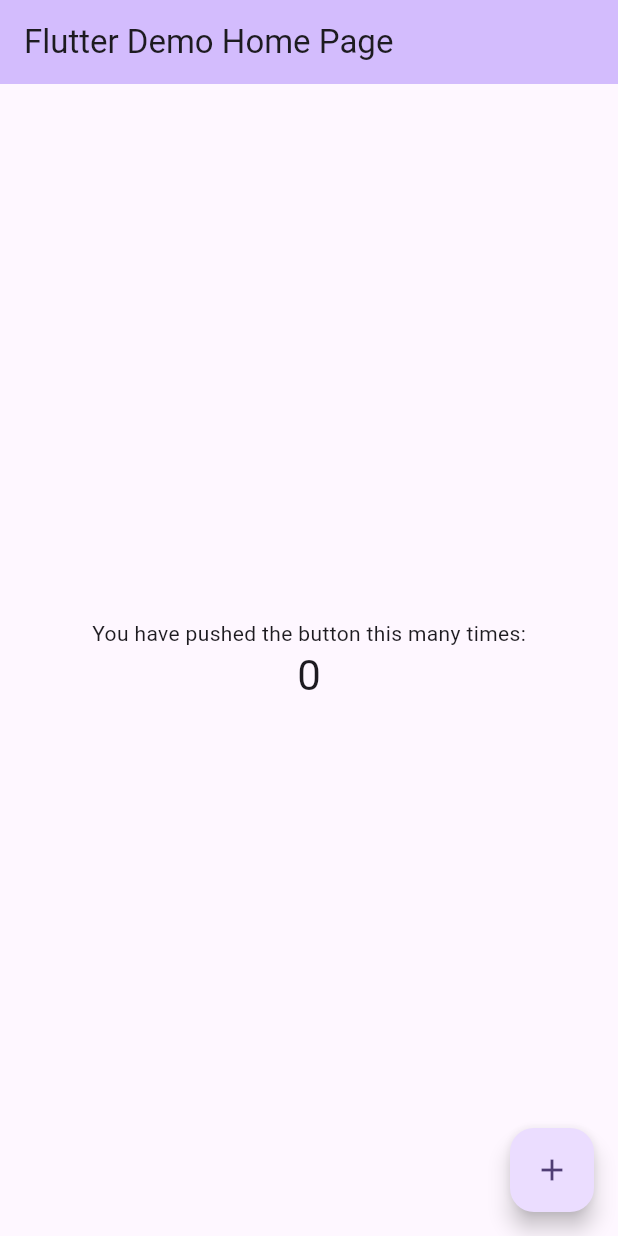
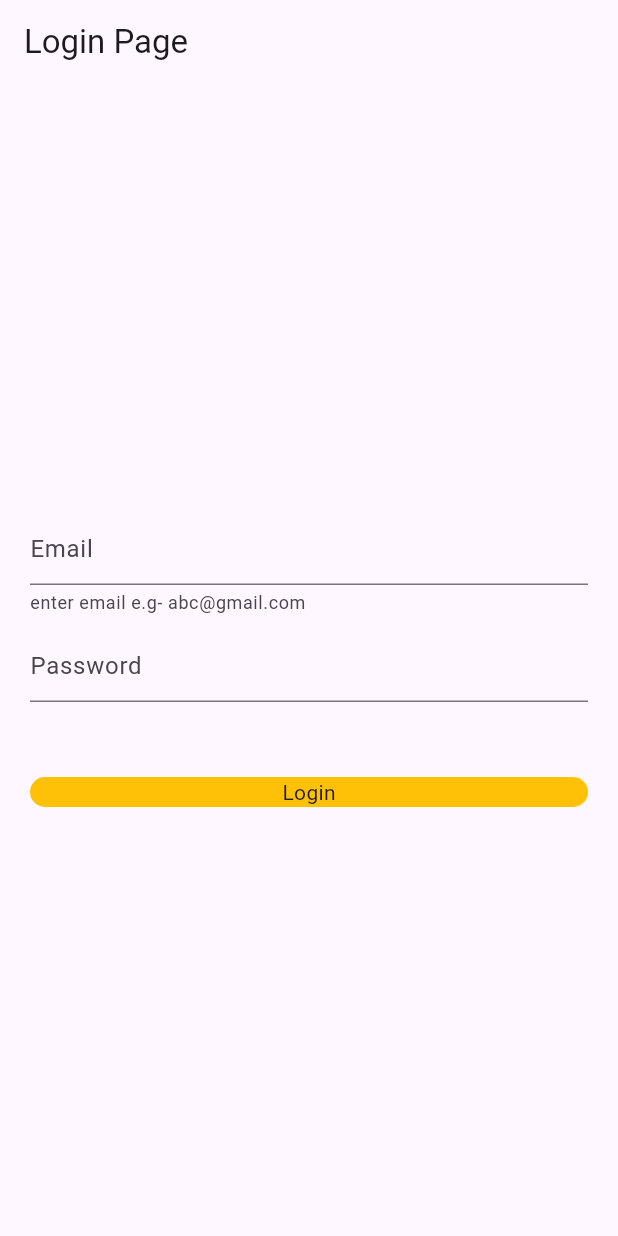
Before and after one commit to vishalsinghihs/pgrkam, a Flutter app: the screen it shows after launch, on a phone screen of 412 x 824 dp. Run offline on Flutter 3.47's test engine with Material 3 defaults, Android fonts, the phone set to English and light mode, and no system bars; our stand-ins replace firebase_core; accounts and stored records are empty.

Commit message:
login screen update

```diff
--- a/lib/main.dart
+++ b/lib/main.dart
@@ -1,6 +1,10 @@
 import 'package:flutter/material.dart';
+import 'package:pgrkam/screens/splash_screen.dart';
+import 'package:firebase_core/firebase_core.dart';
 
-void main() {
+void main() async {
+  WidgetsFlutterBinding.ensureInitialized();
+  await Firebase.initializeApp();
   runApp(const MyApp());
 }
 
@@ -12,114 +16,8 @@
   Widget build(BuildContext context) {
     return MaterialApp(
       title: 'Flutter Demo',
-      theme: ThemeData(
-        // This is the theme of your application.
-        //
-        // TRY THIS: Try running your application with "flutter run". You'll see
-        // the application has a purple toolbar. Then, without quitting the app,
-        // try changing the seedColor in the colorScheme below to Colors.green
-        // and then invoke "hot reload" (save your changes or press the "hot
-        // reload" button in a Flutter-supported IDE, or press "r" if you used
-        // the command line to start the app).
-        //
-        // Notice that the counter didn't reset back to zero; the application
-        // state is not lost during the reload. To reset the state, use hot
-        // restart instead.
-        //
-        // This works for code too, not just values: Most code changes can be
-        // tested with just a hot reload.
-        colorScheme: ColorScheme.fromSeed(seedColor: Colors.deepPurple),
-        useMaterial3: true,
-      ),
-      home: const MyHomePage(title: 'Flutter Demo Home Page'),
+      theme: ThemeData(primarySwatch: Colors.yellow),
+      home: SplashScreen(),
     );
   }
 }
-
-class MyHomePage extends StatefulWidget {
-  const MyHomePage({super.key, required this.title});
-
-  // This widget is the home page of your application. It is stateful, meaning
-  // that it has a State object (defined below) that contains fields that affect
-  // how it looks.
-
-  // This class is the configuration for the state. It holds the values (in this
-  // case the title) provided by the parent (in this case the App widget) and
-  // used by the build method of the State. Fields in a Widget subclass are
-  // always marked "final".
-
-  final String title;
-
-  @override
-  State<MyHomePage> createState() => _MyHomePageState();
-}
-
-class _MyHomePageState extends State<MyHomePage> {
-  int _counter = 0;
-
-  void _incrementCounter() {
-    setState(() {
-      // This call to setState tells the Flutter framework that something has
-      // changed in this State, which causes it to rerun the build method below
-      // so that the display can reflect the updated values. If we changed
-      // _counter without calling setState(), then the build method would not be
-      // called again, and so nothing would appear to happen.
-      _counter++;
-    });
-  }
-
-  @override
-  Widget build(BuildContext context) {
-    // This method is rerun every time setState is called, for instance as done
-    // by the _incrementCounter method above.
-    //
-    // The Flutter framework has been optimized to make rerunning build methods
-    // fast, so that you can just rebuild anything that needs updating rather
-    // than having to individually change instances of widgets.
-    return Scaffold(
-      appBar: AppBar(
-        // TRY THIS: Try changing the color here to a specific color (to
-        // Colors.amber, perhaps?) and trigger a hot reload to see the AppBar
-        // change color while the other colors stay the same.
-        backgroundColor: Theme.of(context).colorScheme.inversePrimary,
-        // Here we take the value from the MyHomePage object that was created by
-        // the App.build method, and use it to set our appbar title.
-        title: Text(widget.title),
-      ),
-      body: Center(
-        // Center is a layout widget. It takes a single child and positions it
-        // in the middle of the parent.
-        child: Column(
-          // Column is also a layout widget. It takes a list of children and
-          // arranges them vertically. By default, it sizes itself to fit its
-          // children horizontally, and tries to be as tall as its parent.
-          //
-          // Column has various properties to control how it sizes itself and
-          // how it positions its children. Here we use mainAxisAlignment to
-          // center the children vertically; the main axis here is the vertical
-          // axis because Columns are vertical (the cross axis would be
-          // horizontal).
-          //
-          // TRY THIS: Invoke "debug painting" (choose the "Toggle Debug Paint"
-          // action in the IDE, or press "p" in the console), to see the
-          // wireframe for each widget.
-          mainAxisAlignment: MainAxisAlignment.center,
-          children: <Widget>[
-            const Text(
-              'You have pushed the button this many times:',
-            ),
-            Text(
-              '$_counter',
-              style: Theme.of(context).textTheme.headlineMedium,
-            ),
-          ],
-        ),
-      ),
-      floatingActionButton: FloatingActionButton(
-        onPressed: _incrementCounter,
-        tooltip: 'Increment',
-        child: const Icon(Icons.add),
-      ), // This trailing comma makes auto-formatting nicer for build methods.
-    );
-  }
-}
--- /dev/null
+++ b/lib/screens/auth/login_screen..dart
@@ -0,0 +1,83 @@
+import 'package:flutter/material.dart';
+import 'package:pgrkam/widgets/round_button.dart';
+
+class LoginScreen extends StatefulWidget {
+  const LoginScreen({super.key});
+
+  @override
+  State<LoginScreen> createState() => _LoginScreenState();
+}
+
+class _LoginScreenState extends State<LoginScreen> {
+  final _formKey = GlobalKey<FormState>();
+  final emailcontroller = TextEditingController();
+  final passwordcontroller = TextEditingController();
+
+  @override
+  void dispose() {
+    super.dispose();
+    emailcontroller.dispose();
+    passwordcontroller.dispose();
+  }
+
+  @override
+  Widget build(BuildContext context) {
+    return Scaffold(
+      appBar: AppBar(
+        automaticallyImplyLeading: false,
+        title: const Text("Login Page"),
+      ),
+      body: Padding(
+        padding: const EdgeInsets.symmetric(horizontal: 20),
+        child: Column(
+          mainAxisAlignment: MainAxisAlignment.center,
+          crossAxisAlignment: CrossAxisAlignment.center,
+          children: [
+            Form(
+                key: _formKey,
+                child: Column(
+                  children: [
+                    TextFormField(
+                      controller: emailcontroller,
+                      decoration: const InputDecoration(
+                          hintText: 'Email',
+                          helperText: 'enter email e.g- abc@gmail.com'),
+                      validator: (value) {
+                        if (value!.isEmpty) {
+                          return 'Enter your email';
+                        }
+                        return null;
+                      },
+                    ),
+                    const SizedBox(
+                      height: 10,
+                    ),
+                    TextFormField(
+                      keyboardType: TextInputType.text,
+                      controller: passwordcontroller,
+                      decoration: const InputDecoration(
+                          hintText: 'Password', helperText: ''),
+                      validator: (value) {
+                        if (value!.isEmpty) {
+                          return 'Enter your email';
+                        }
+                        return null;
+                      },
+                    ),
+                  ],
+                )),
+            const SizedBox(
+              height: 30,
+            ),
+            RoundButton(
+              title: 'Login',
+              onTap: () {
+                if (_formKey.currentState!.validate()) {}
+              },
+            )
+          ],
+        ),
+      ),
+    );
+  }
+}
--- /dev/null
+++ b/lib/widgets/round_button.dart
@@ -0,0 +1,23 @@
+import 'package:flutter/material.dart';
+
+class RoundButton extends StatelessWidget {
+  final String title;
+  final VoidCallback onTap;
+
+  const RoundButton({Key? key, required this.title, required this.onTap})
+      : super(key: key);
+
+  @override
+  Widget build(BuildContext context) {
+    return InkWell(
+      onTap: onTap,
+      child: Container(
+        decoration: BoxDecoration(
+            color: Colors.amber, borderRadius: BorderRadius.circular(10)),
+        child: Center(
+          child: Text(title),
+        ),
+      ),
+    );
+  }
+}
```
Also changed, not shown: lib/firebase_services/splash_services.dart (added, +12 -0 lines), lib/screens/splash_screen.dart (added, +29 -0 lines), pubspec.yaml (+10 -7 lines), assets/images/splash.png (added), pubspec.lock, 7 other files.
